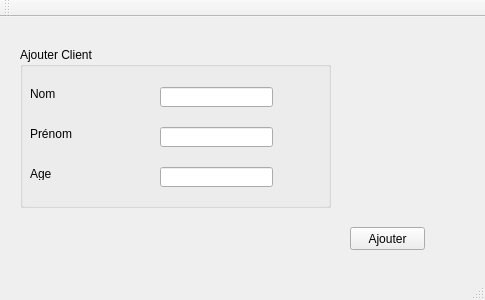
Qt form mainwindow.ui (Esprit-UP-Algo/6-smart-control-and-audit-system-theory) before a commit.
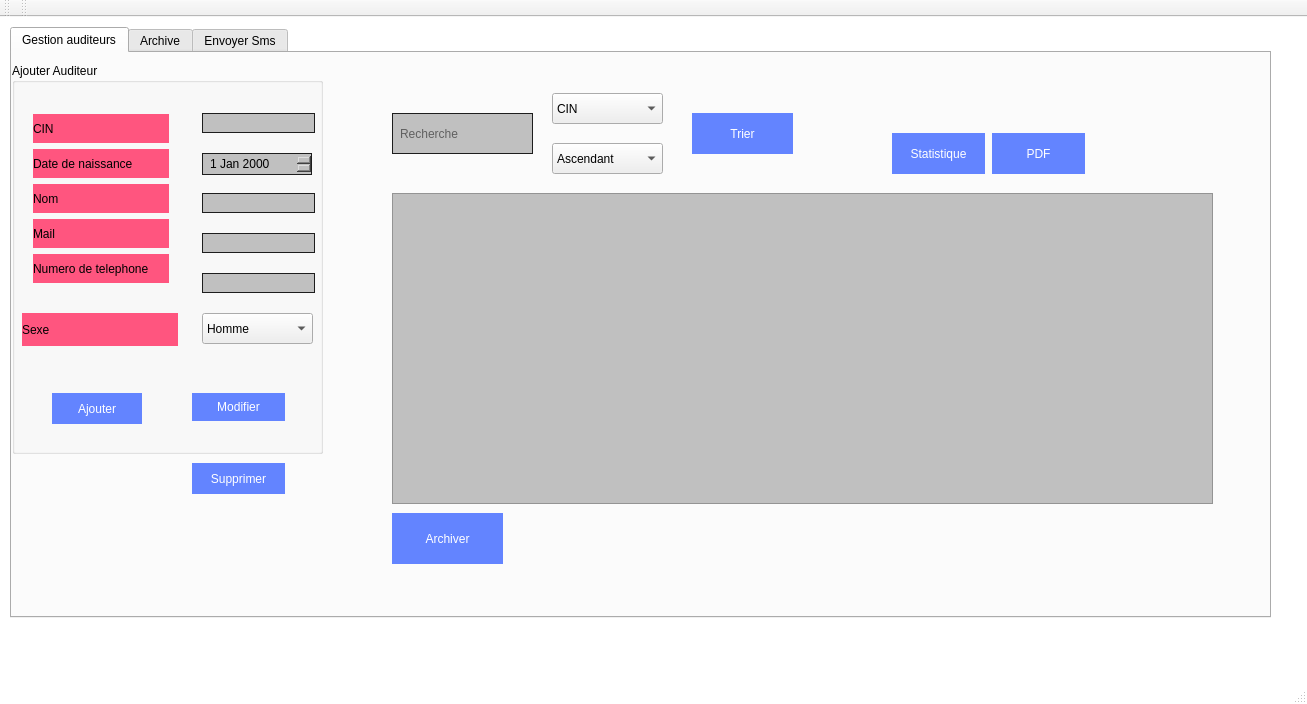
The same form after that commit. The open tabs and pages were chosen to show the change.

```diff
--- a/mainwindow.ui
+++ b/mainwindow.ui
@@ -6,108 +6,541 @@
    <rect>
     <x>0</x>
     <y>0</y>
-    <width>485</width>
-    <height>300</height>
+    <width>1307</width>
+    <height>704</height>
    </rect>
   </property>
   <property name="windowTitle">
    <string>Gestion des Clients</string>
   </property>
+  <property name="styleSheet">
+   <string notr="true">/* Apply styles to QLabel */
+QLabel {
+    color: black;
+}
+
+/* Apply styles to QPushButton */
+QPushButton {
+    background-color: #6384ff; /* Blue background color */
+    color: #fff; /* White text color */
+    border: none;
+    min-width: 80px;
+    padding: 5px;
+}
+
+QPushButton:hover {
+    background-color: #718fff; /* Lighter blue for hover effect */
+    border: 1px solid #718fff;
+}
+
+QPushButton:pressed {
+    background-color: #446cff; /* Darker blue for pressed effect */
+    border: 1px solid #446cff;
+}
+
+/* Apply styles to QLineEdit */
+QLineEdit {
+    background-color: #c0c0c0; /* Silver background color */
+    color : #000;
+    border: 1px solid #1d1d1d;
+    padding: 3px;
+    padding-left: 5px;
+}
+
+/* Apply styles to QDateEdit */
+QDateEdit {
+    background-color: #c0c0c0; /* Silver background color */
+    color : #000;
+    border: 1px solid #1d1d1d;
+    padding: 3px;
+    padding-left: 5px;
+}
+
+/* Apply styles to QTableView */
+QTableView {
+    background-color: #c0c0c0; /* Silver background color */
+    color: #000;
+    selection-background-color: #6384ff; /* Blue selection background */
+    selection-color: #fff; /* White selection text color */
+}
+
+/* Customize other widgets as needed */
+
+/* Apply styles to QMainWindow (your application window) */
+QMainWindow {
+    background-color: white; /* White background color for the main window */
+    color: #fff;
+}
+
+/* Apply styles to QMenuBar */
+QMenuBar {
+    background-color: #6384ff; /* Blue background color for menu bar */
+    color: #fff; /* White text color */
+}
+
+QMenuBar::item {
+    background-color: transparent;
+    border-left: 1px solid gray;
+    padding: 5px;
+    padding-left: 15px;
+    padding-right: 15px;
+}
+
+/* Customize other menu-related widgets as needed */
+
+/* Apply styles to QScrollBar */
+QScrollBar:vertical {
+    border: none;
+    width: 12px;
+}
+
+QScrollBar::handle:vertical {
+    border: none;
+    background-color: #c0c0c0; /* Silver handle color */
+    min-height: 80px;
+    width: 12px;
+}
+
+/* Customize other widgets as needed */
+
+</string>
+  </property>
   <widget class="QWidget" name="centralWidget">
-   <widget class="QGroupBox" name="groupBox">
+   <widget class="QTabWidget" name="tabWidget">
     <property name="geometry">
      <rect>
-      <x>20</x>
-      <y>30</y>
-      <width>311</width>
-      <height>161</height>
+      <x>10</x>
+      <y>10</y>
+      <width>1261</width>
+      <height>591</height>
      </rect>
     </property>
-    <property name="title">
-     <string>Ajouter Client</string>
+    <property name="currentIndex">
+     <number>2</number>
     </property>
-    <widget class="QLabel" name="label">
-     <property name="geometry">
-      <rect>
-       <x>10</x>
-       <y>40</y>
-       <width>47</width>
-       <height>13</height>
-      </rect>
-     </property>
-     <property name="text">
-      <string>Nom</string>
-     </property>
+    <widget class="QWidget" name="tab">
+     <attribute name="title">
+      <string>Gestion auditeurs</string>
+     </attribute>
+     <widget class="QPushButton" name="pushButtonSupprimerAuditeur">
+      <property name="geometry">
+       <rect>
+        <x>180</x>
+        <y>410</y>
+        <width>93</width>
+        <height>31</height>
+       </rect>
+      </property>
+      <property name="text">
+       <string>Supprimer</string>
+      </property>
+     </widget>
+     <widget class="QComboBox" name="comboBoxOrderTri">
+      <property name="geometry">
+       <rect>
+        <x>540</x>
+        <y>90</y>
+        <width>111</width>
+        <height>31</height>
+       </rect>
+      </property>
+      <item>
+       <property name="text">
+        <string>Ascendant</string>
+       </property>
+      </item>
+      <item>
+       <property name="text">
+        <string>Descendant</string>
+       </property>
+      </item>
+     </widget>
+     <widget class="QTableView" name="tableViewAuditeur">
+      <property name="geometry">
+       <rect>
+        <x>380</x>
+        <y>140</y>
+        <width>821</width>
+        <height>311</height>
+       </rect>
+      </property>
+     </widget>
+     <widget class="QComboBox" name="comboBoxColumnTri">
+      <property name="geometry">
+       <rect>
+        <x>540</x>
+        <y>40</y>
+        <width>111</width>
+        <height>31</height>
+       </rect>
+      </property>
+      <item>
+       <property name="text">
+        <string>CIN</string>
+       </property>
+      </item>
+      <item>
+       <property name="text">
+        <string>Nom</string>
+       </property>
+      </item>
+      <item>
+       <property name="text">
+        <string>Mail</string>
+       </property>
+      </item>
+     </widget>
+     <widget class="QPushButton" name="pushButtonStatAudit">
+      <property name="geometry">
+       <rect>
+        <x>880</x>
+        <y>80</y>
+        <width>93</width>
+        <height>41</height>
+       </rect>
+      </property>
+      <property name="text">
+       <string>Statistique</string>
+      </property>
+     </widget>
+     <widget class="QPushButton" name="pushButtonTrierAudit">
+      <property name="geometry">
+       <rect>
+        <x>680</x>
+        <y>60</y>
+        <width>101</width>
+        <height>41</height>
+       </rect>
+      </property>
+      <property name="text">
+       <string>Trier</string>
+      </property>
+     </widget>
+     <widget class="QGroupBox" name="groupBox">
+      <property name="geometry">
+       <rect>
+        <x>0</x>
+        <y>10</y>
+        <width>311</width>
+        <height>391</height>
+       </rect>
+      </property>
+      <property name="title">
+       <string>Ajouter Auditeur</string>
+      </property>
+      <widget class="QLineEdit" name="Line_cin_auditeur">
+       <property name="geometry">
+        <rect>
+         <x>190</x>
+         <y>50</y>
+         <width>113</width>
+         <height>20</height>
+        </rect>
+       </property>
+      </widget>
+      <widget class="QLineEdit" name="lineNomAuditeur">
+       <property name="geometry">
+        <rect>
+         <x>190</x>
+         <y>130</y>
+         <width>113</width>
+         <height>20</height>
+        </rect>
+       </property>
+      </widget>
+      <widget class="QLineEdit" name="lineMailAuditeur">
+       <property name="geometry">
+        <rect>
+         <x>190</x>
+         <y>170</y>
+         <width>113</width>
+         <height>20</height>
+        </rect>
+       </property>
+      </widget>
+      <widget class="QLineEdit" name="lineTelAuditeur">
+       <property name="geometry">
+        <rect>
+         <x>190</x>
+         <y>210</y>
+         <width>113</width>
+         <height>20</height>
+        </rect>
+       </property>
+      </widget>
+      <widget class="QPushButton" name="pushButtonAjoutAuditeur">
+       <property name="geometry">
+        <rect>
+         <x>40</x>
+         <y>330</y>
+         <width>90</width>
+         <height>31</height>
+        </rect>
+       </property>
+       <property name="text">
+        <string>Ajouter</string>
+       </property>
+      </widget>
+      <widget class="QDateEdit" name="dateEditAuditeur">
+       <property name="geometry">
+        <rect>
+         <x>190</x>
+         <y>90</y>
+         <width>110</width>
+         <height>22</height>
+        </rect>
+       </property>
+      </widget>
+      <widget class="QPushButton" name="pushButtonModifierAuditeur">
+       <property name="geometry">
+        <rect>
+         <x>180</x>
+         <y>330</y>
+         <width>93</width>
+         <height>28</height>
+        </rect>
+       </property>
+       <property name="text">
+        <string>Modifier</string>
+       </property>
+      </widget>
+      <widget class="QWidget" name="layoutWidget">
+       <property name="geometry">
+        <rect>
+         <x>10</x>
+         <y>40</y>
+         <width>158</width>
+         <height>191</height>
+        </rect>
+       </property>
+       <layout class="QVBoxLayout" name="verticalLayout">
+        <item>
+         <widget class="QLabel" name="label">
+          <property name="styleSheet">
+           <string notr="true">background-color: rgb(85, 170, 255);
+background-color: rgb(255, 85, 127);</string>
+          </property>
+          <property name="text">
+           <string>CIN</string>
+          </property>
+         </widget>
+        </item>
+        <item>
+         <widget class="QLabel" name="label_2">
+          <property name="styleSheet">
+           <string notr="true">background-color: rgb(85, 170, 255);
+background-color: rgb(255, 85, 127);</string>
+          </property>
+          <property name="text">
+           <string>Date de naissance</string>
+          </property>
+         </widget>
+        </item>
+        <item>
+         <widget class="QLabel" name="label_3">
+          <property name="styleSheet">
+           <string notr="true">background-color: rgb(85, 170, 255);
+background-color: rgb(255, 85, 127);</string>
+          </property>
+          <property name="text">
+           <string>Nom</string>
+          </property>
+         </widget>
+        </item>
+        <item>
+         <widget class="QLabel" name="label_4">
+          <property name="styleSheet">
+           <string notr="true">background-color: rgb(255, 85, 127);</string>
+          </property>
+          <property name="text">
+           <string>Mail</string>
+          </property>
+         </widget>
+        </item>
+        <item>
+         <widget class="QLabel" name="label_5">
+          <property name="styleSheet">
+           <string notr="true">background-color: rgb(255, 85, 127);</string>
+          </property>
+          <property name="text">
+           <string>Numero de telephone</string>
+          </property>
+         </widget>
+        </item>
+       </layout>
+      </widget>
+      <widget class="QLabel" name="label_6">
+       <property name="geometry">
+        <rect>
+         <x>10</x>
+         <y>250</y>
+         <width>156</width>
+         <height>33</height>
+        </rect>
+       </property>
+       <property name="styleSheet">
+        <string notr="true">background-color: rgb(255, 85, 127);</string>
+       </property>
+       <property name="text">
+        <string>Sexe</string>
+       </property>
+      </widget>
+      <widget class="QComboBox" name="comboBoxSexeAudit">
+       <property name="geometry">
+        <rect>
+         <x>190</x>
+         <y>250</y>
+         <width>111</width>
+         <height>31</height>
+        </rect>
+       </property>
+       <item>
+        <property name="text">
+         <string>Homme</string>
+        </property>
+       </item>
+       <item>
+        <property name="text">
+         <string>Femme</string>
+        </property>
+       </item>
+      </widget>
+     </widget>
+     <widget class="QLineEdit" name="lineEditRechercheAudit">
+      <property name="geometry">
+       <rect>
+        <x>380</x>
+        <y>60</y>
+        <width>141</width>
+        <height>41</height>
+       </rect>
+      </property>
+      <property name="placeholderText">
+       <string>Recherche</string>
+      </property>
+     </widget>
+     <widget class="QPushButton" name="pushButtonPDFauditeur">
+      <property name="geometry">
+       <rect>
+        <x>980</x>
+        <y>80</y>
+        <width>93</width>
+        <height>41</height>
+       </rect>
+      </property>
+      <property name="text">
+       <string>PDF</string>
+      </property>
+     </widget>
+     <widget class="QPushButton" name="pushButtonArchiveraudit">
+      <property name="geometry">
+       <rect>
+        <x>380</x>
+        <y>460</y>
+        <width>111</width>
+        <height>51</height>
+       </rect>
+      </property>
+      <property name="text">
+       <string>Archiver</string>
+      </property>
+     </widget>
     </widget>
-    <widget class="QLabel" name="label_2">
-     <property name="geometry">
-      <rect>
-       <x>10</x>
-       <y>80</y>
-       <width>47</width>
-       <height>13</height>
-      </rect>
-     </property>
-     <property name="text">
-      <string>Prénom</string>
-     </property>
+    <widget class="QWidget" name="tab_2">
+     <attribute name="title">
+      <string>Archive</string>
+     </attribute>
+     <widget class="QTableView" name="tableViewArchive">
+      <property name="geometry">
+       <rect>
+        <x>200</x>
+        <y>60</y>
+        <width>941</width>
+        <height>371</height>
+       </rect>
+      </property>
+     </widget>
+     <widget class="QPushButton" name="pushButtonDesarchiver">
+      <property name="geometry">
+       <rect>
+        <x>200</x>
+        <y>450</y>
+        <width>101</width>
+        <height>41</height>
+       </rect>
+      </property>
+      <property name="text">
+       <string>Désarchiver</string>
+      </property>
+     </widget>
     </widget>
-    <widget class="QLabel" name="label_3">
-     <property name="geometry">
-      <rect>
-       <x>10</x>
-       <y>120</y>
-       <width>47</width>
-       <height>13</height>
-      </rect>
-     </property>
-     <property name="text">
-      <string>Age</string>
-     </property>
+    <widget class="QWidget" name="tab_3">
+     <attribute name="title">
+      <string>Envoyer Sms</string>
+     </attribute>
+     <widget class="QLineEdit" name="lineEditNumeroTelSms">
+      <property name="enabled">
+       <bool>false</bool>
+      </property>
+      <property name="geometry">
+       <rect>
+        <x>270</x>
+        <y>71</y>
+        <width>131</width>
+        <height>31</height>
+       </rect>
+      </property>
+     </widget>
+     <widget class="QLabel" name="label_7">
+      <property name="geometry">
+       <rect>
+        <x>150</x>
+        <y>80</y>
+        <width>56</width>
+        <height>16</height>
+       </rect>
+      </property>
+      <property name="text">
+       <string>Numero</string>
+      </property>
+     </widget>
+     <widget class="QLabel" name="label_8">
+      <property name="geometry">
+       <rect>
+        <x>150</x>
+        <y>140</y>
+        <width>56</width>
+        <height>16</height>
+       </rect>
+      </property>
+      <property name="text">
+       <string>Contenu</string>
+      </property>
+     </widget>
+     <widget class="QPlainTextEdit" name="plainTextEditContenuSMS">
+      <property name="geometry">
+       <rect>
+        <x>260</x>
+        <y>130</y>
+        <width>271</width>
+        <height>191</height>
+       </rect>
+      </property>
+     </widget>
+     <widget class="QPushButton" name="pushButtonEnvoyerSms">
+      <property name="geometry">
+       <rect>
+        <x>310</x>
+        <y>340</y>
+        <width>171</width>
+        <height>61</height>
+       </rect>
+      </property>
+      <property name="text">
+       <string>Envoyer</string>
+      </property>
+     </widget>
     </widget>
-    <widget class="QLineEdit" name="lineEdit">
-     <property name="geometry">
-      <rect>
-       <x>140</x>
-       <y>40</y>
-       <width>113</width>
-       <height>20</height>
-      </rect>
-     </property>
-    </widget>
-    <widget class="QLineEdit" name="lineEdit_2">
-     <property name="geometry">
-      <rect>
-       <x>140</x>
-       <y>80</y>
-       <width>113</width>
-       <height>20</height>
-      </rect>
-     </property>
-    </widget>
-    <widget class="QLineEdit" name="lineEdit_3">
-     <property name="geometry">
-      <rect>
-       <x>140</x>
-       <y>120</y>
-       <width>113</width>
-       <height>20</height>
-      </rect>
-     </property>
-    </widget>
-   </widget>
-   <widget class="QPushButton" name="pushButton">
-    <property name="geometry">
-     <rect>
-      <x>350</x>
-      <y>210</y>
-      <width>75</width>
-      <height>23</height>
-     </rect>
-    </property>
-    <property name="text">
-     <string>Ajouter</string>
-    </property>
    </widget>
   </widget>
   <widget class="QMenuBar" name="menuBar">
@@ -129,6 +562,17 @@
    </attribute>
   </widget>
   <widget class="QStatusBar" name="statusBar"/>
+  <widget class="QToolBar" name="toolBar">
+   <property name="windowTitle">
+    <string>toolBar</string>
+   </property>
+   <attribute name="toolBarArea">
+    <enum>TopToolBarArea</enum>
+   </attribute>
+   <attribute name="toolBarBreak">
+    <bool>false</bool>
+   </attribute>
+  </widget>
  </widget>
  <layoutdefault spacing="6" margin="11"/>
  <resources/>
```
Left out of the diff: 4 changed lines with no effect on the pictures.
